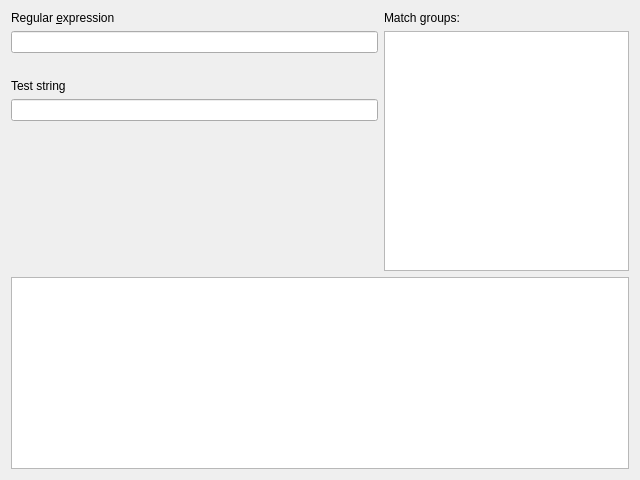
The window that coquery/gui/ui/regexTester.ui (gkunter/coquery) describes before a commit, drawn with Qt 5.
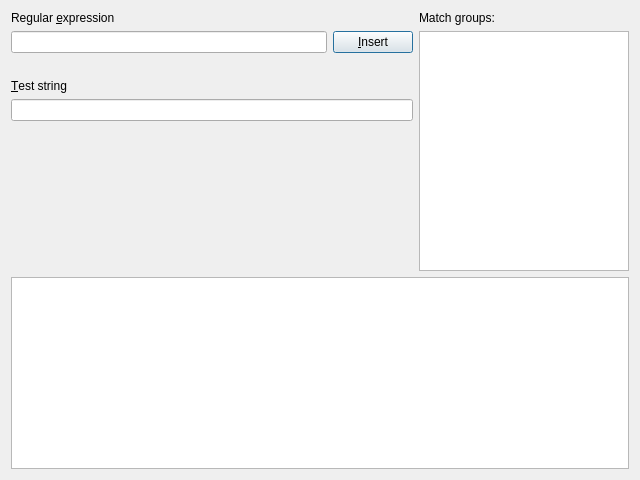
The same window after the commit.

Commit message: Add Insert button

```diff
--- a/coquery/gui/ui/regexTester.ui
+++ b/coquery/gui/ui/regexTester.ui
@@ -15,31 +15,52 @@
   </property>
   <layout class="QVBoxLayout" name="verticalLayout">
    <item>
-    <layout class="QGridLayout" name="gridLayout" columnstretch="3,2">
+    <layout class="QGridLayout" name="gridLayout" columnstretch="3,0,2">
+     <item row="2" column="0">
+      <widget class="QLabel" name="label_error">
+       <property name="text">
+        <string/>
+       </property>
+      </widget>
+     </item>
+     <item row="1" column="2" rowspan="5">
+      <widget class="QTableWidget" name="table_groups">
+       <property name="columnCount">
+        <number>1</number>
+       </property>
+       <attribute name="horizontalHeaderVisible">
+        <bool>false</bool>
+       </attribute>
+       <attribute name="horizontalHeaderStretchLastSection">
+        <bool>true</bool>
+       </attribute>
+       <column/>
+      </widget>
+     </item>
      <item row="1" column="0">
       <widget class="QLineEdit" name="edit_regex"/>
      </item>
-     <item row="4" column="0">
-      <widget class="QLineEdit" name="edit_test_string"/>
-     </item>
-     <item row="0" column="0">
-      <widget class="QLabel" name="label">
-       <property name="text">
-        <string>Regular &amp;expression</string>
+     <item row="5" column="0">
+      <spacer name="verticalSpacer">
+       <property name="orientation">
+        <enum>Qt::Vertical</enum>
        </property>
-       <property name="buddy">
-        <cstring>edit_regex</cstring>
+       <property name="sizeHint" stdset="0">
+        <size>
+         <width>20</width>
+         <height>40</height>
+        </size>
        </property>
-      </widget>
+      </spacer>
      </item>
-     <item row="0" column="1">
+     <item row="0" column="2">
       <widget class="QLabel" name="label_3">
        <property name="text">
         <string>Match groups:</string>
        </property>
       </widget>
      </item>
-     <item row="6" column="0" colspan="2">
+     <item row="6" column="0" colspan="3">
       <widget class="QTextBrowser" name="text_cheatsheet">
        <property name="html">
         <string>&lt;!DOCTYPE HTML PUBLIC &quot;-//W3C//DTD HTML 4.0//EN&quot; &quot;http://www.w3.org/TR/REC-html40/strict.dtd&quot;&gt;
@@ -50,47 +71,33 @@
        </property>
       </widget>
      </item>
-     <item row="3" column="0">
+     <item row="1" column="1">
+      <widget class="QPushButton" name="button_insert">
+       <property name="text">
+        <string>&amp;Insert</string>
+       </property>
+      </widget>
+     </item>
+     <item row="4" column="0" colspan="2">
+      <widget class="QLineEdit" name="edit_test_string"/>
+     </item>
+     <item row="3" column="0" colspan="2">
       <widget class="QLabel" name="label_2">
        <property name="text">
-        <string>Test string</string>
+        <string>&amp;Test string</string>
        </property>
        <property name="buddy">
         <cstring>edit_test_string</cstring>
        </property>
       </widget>
      </item>
-     <item row="5" column="0">
-      <spacer name="verticalSpacer">
-       <property name="orientation">
-        <enum>Qt::Vertical</enum>
-       </property>
-       <property name="sizeHint" stdset="0">
-        <size>
-         <width>20</width>
-         <height>40</height>
-        </size>
-       </property>
-      </spacer>
-     </item>
-     <item row="1" column="1" rowspan="5">
-      <widget class="QTableWidget" name="table_groups">
-       <property name="columnCount">
-        <number>1</number>
-       </property>
-       <attribute name="horizontalHeaderVisible">
-        <bool>false</bool>
-       </attribute>
-       <attribute name="horizontalHeaderStretchLastSection">
-        <bool>true</bool>
-       </attribute>
-       <column/>
-      </widget>
-     </item>
-     <item row="2" column="0">
-      <widget class="QLabel" name="label_error">
+     <item row="0" column="0" colspan="2">
+      <widget class="QLabel" name="label">
        <property name="text">
-        <string/>
+        <string>Regular &amp;expression</string>
+       </property>
+       <property name="buddy">
+        <cstring>edit_regex</cstring>
        </property>
       </widget>
      </item>
```
The commit also changes 1 other file.
